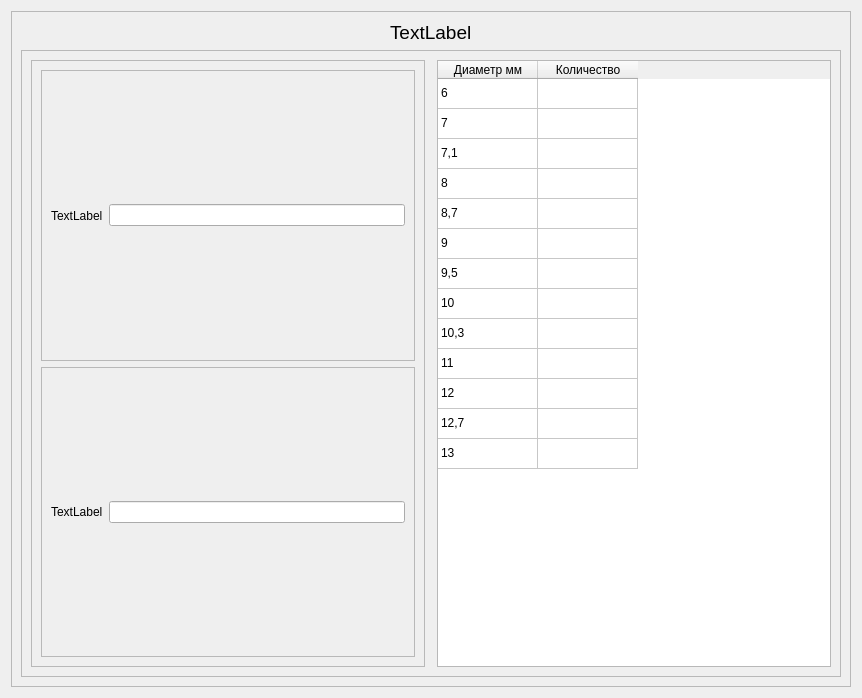
Above: table_doloto.ui from chevashetz/app before the change. Below: the same form after it.
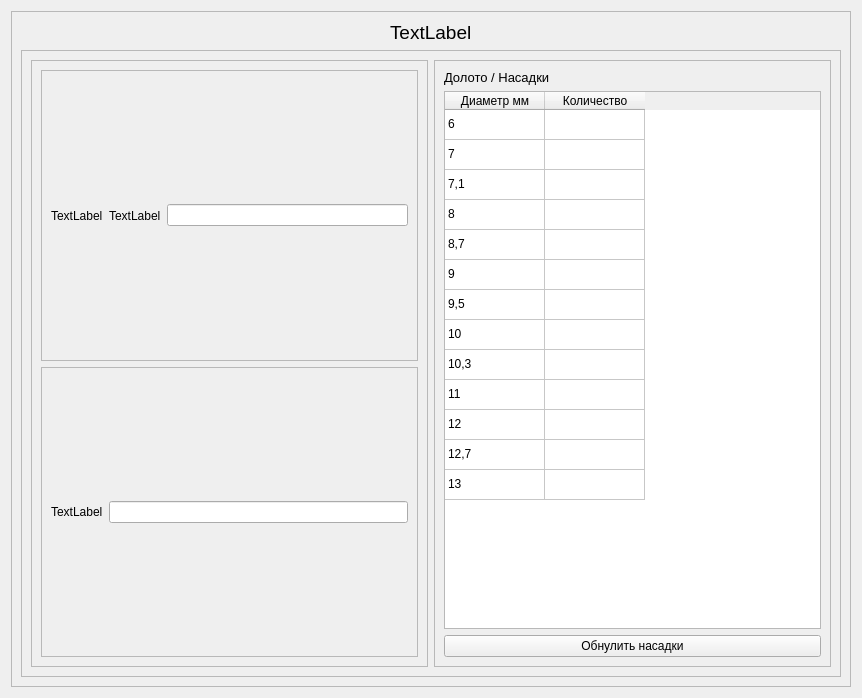
That is the form after the change.

```diff
--- a/table_doloto.ui
+++ b/table_doloto.ui
@@ -69,6 +69,13 @@
                  </property>
                 </widget>
                </item>
+               <item>
+                <widget class="QLabel" name="label_4">
+                 <property name="text">
+                  <string>TextLabel</string>
+                 </property>
+                </widget>
+               </item>
                <item>
                 <widget class="QLineEdit" name="lineEdit_2"/>
                </item>
@@ -108,6 +115,17 @@
            <property name="frameShadow">
             <enum>QFrame::Raised</enum>
            </property>
+           <layout class="QVBoxLayout" name="verticalLayout_3">
+            <item>
+             <widget class="QLabel" name="label_5">
+              <property name="font">
+               <font>
+                <pointsize>10</pointsize>
+               </font>
+              </property>
+              <property name="text">
+               <string>Долото / Насадки</string>
+              </property>
           </widget>
          </item>
          <item>
@@ -258,6 +276,16 @@
              <string>13</string>
             </property>
            </item>
+             </widget>
+            </item>
+            <item>
+             <widget class="QPushButton" name="pushButton_clear_nozzle">
+              <property name="text">
+               <string>Обнулить насадки</string>
+              </property>
+             </widget>
+            </item>
+           </layout>
           </widget>
          </item>
         </layout>
```
Lines whose indentation alone changed are shown as unchanged.
